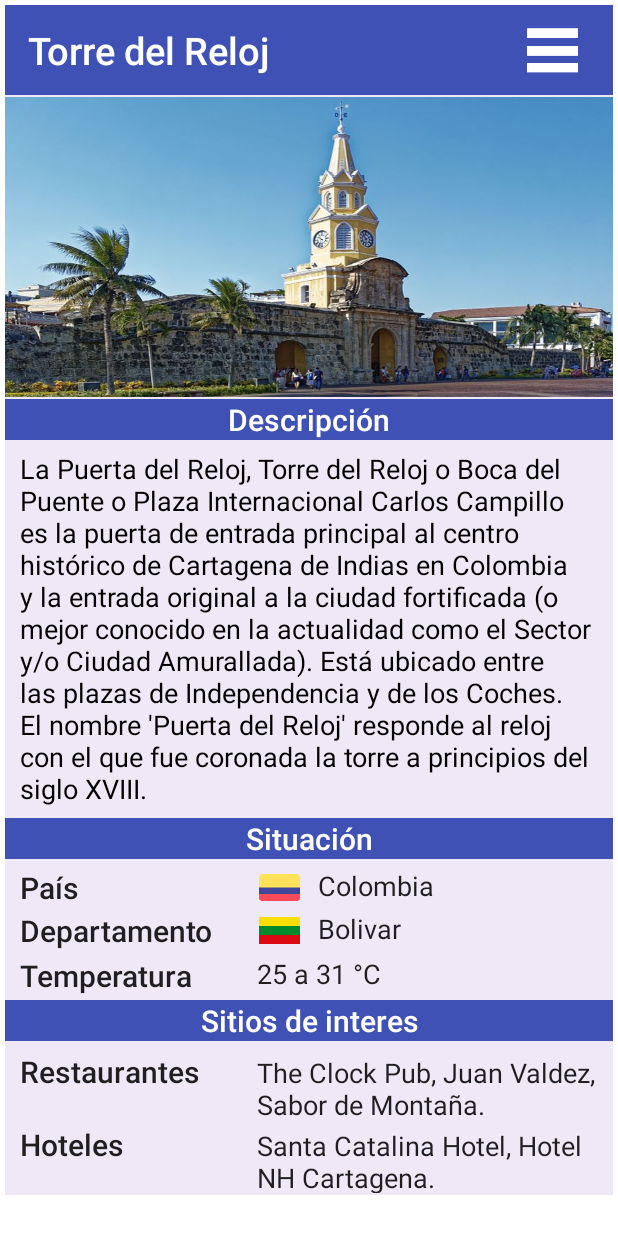
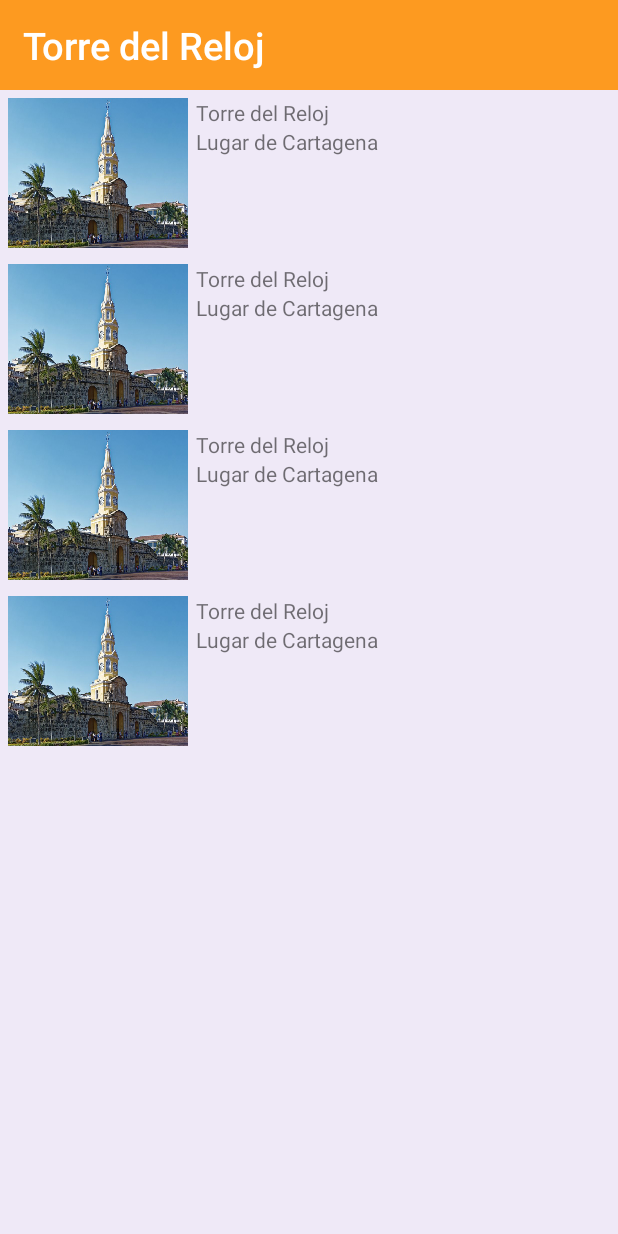
Before and after one commit to juannn89/Innoobs, an Android app: the screen it shows after launch (MainActivity), on a phone screen of 412 x 824 dp. Run offline under Robolectric (Android 15) with nearby library versions, the phone set to English and light mode, and no system bars.

Commit message:
creación de RecyclerView

```diff
--- a/app/build.gradle
+++ b/app/build.gradle
@@ -5,6 +5,10 @@ plugins {
 
 android {
     compileSdk 31
+
+    buildFeatures {
+        viewBinding = true
+    }
 
     defaultConfig {
         applicationId "com.example.myapplication"
@@ -34,6 +38,8 @@ android {
 dependencies {
 
     implementation 'androidx.core:core-ktx:1.7.0'
+    implementation fileTree (dir:"libs", include:["*.jar"])
+    implementation 'org.jetbrains.kotlin:kotlin-stdlib:1.6.0'
     implementation 'androidx.appcompat:appcompat:1.3.1'
     implementation 'com.google.android.material:material:1.4.0'
     implementation 'androidx.constraintlayout:constraintlayout:2.1.1'
--- a/app/src/main/java/com/example/myapplication/MainActivity.kt
+++ b/app/src/main/java/com/example/myapplication/MainActivity.kt
@@ -2,10 +2,31 @@ package com.example.myapplication
 
 import androidx.appcompat.app.AppCompatActivity
 import android.os.Bundle
+import androidx.recyclerview.widget.GridLayoutManager
+import androidx.recyclerview.widget.LinearLayoutManager
+import androidx.recyclerview.widget.RecyclerView
+import com.example.myapplication.databinding.CardLayoutBinding
+
+data class Poi(val nombre:String, val descripcion:String, val sitio:Int)
 
 class MainActivity : AppCompatActivity() {
+
+    val pois = listOf(
+        Poi(nombre="Torre del Reloj", descripcion= "Lugar de Cartagena", sitio= R.drawable.torre_reloj),
+        Poi(nombre="Torre del Reloj", descripcion= "Lugar de Cartagena", sitio= R.drawable.torre_reloj),
+        Poi(nombre="Torre del Reloj", descripcion= "Lugar de Cartagena", sitio= R.drawable.torre_reloj),
+        Poi(nombre="Torre del Reloj", descripcion= "Lugar de Cartagena", sitio= R.drawable.torre_reloj),
+        )
+
     override fun onCreate(savedInstanceState: Bundle?) {
         super.onCreate(savedInstanceState)
-        setContentView(R.layout.torre_del_reloj)
+        setContentView(R.layout.activity_main)
+    }
+
+    override fun onStart() {
+        super.onStart()
+        val rv = findViewById<RecyclerView>(R.id.rvCartagena)
+        rv.adapter = PoiAdapter(pois)
+        rv.layoutManager = LinearLayoutManager(this)
     }
 }
--- /dev/null
+++ b/app/src/main/java/com/example/myapplication/PoiAdapter.kt
@@ -0,0 +1,40 @@
+package com.example.myapplication
+
+import android.view.LayoutInflater
+import android.view.View
+import android.view.ViewGroup
+import android.widget.ImageView
+import android.widget.TextView
+import androidx.recyclerview.widget.RecyclerView
+
+class PoiAdapter(val pois:List<Poi>):RecyclerView.Adapter<PoiAdapter.ViewHolder>() {
+
+    class ViewHolder(v: View):RecyclerView.ViewHolder(v){
+        var nombre: TextView
+        var descripcion: TextView
+        var sitio: ImageView
+
+        init {
+            nombre = v.findViewById(R.id.tvNombre)
+            descripcion = v.findViewById(R.id.tvDescripcion)
+            sitio = v.findViewById(R.id.ivPoi)
+        }
+    }
+
+    override fun onCreateViewHolder(parent: ViewGroup, viewType: Int): PoiAdapter.ViewHolder {
+        val v = LayoutInflater.from(parent.context).inflate(R.layout.card_layout, parent, false)
+        return ViewHolder(v)
+    }
+
+    override fun onBindViewHolder(holder: PoiAdapter.ViewHolder, position: Int) {
+        val p = pois[position]
+        holder.nombre.text = p.nombre
+        holder.descripcion.text = p.descripcion
+        holder.sitio.setImageResource(p.sitio)
+    }
+
+    override fun getItemCount(): Int {
+        return pois.size
+    }
+
+}
--- a/app/src/main/res/layout/card_layout.xml
+++ b/app/src/main/res/layout/card_layout.xml
@@ -1,10 +1,32 @@
 <?xml version="1.0" encoding="utf-8"?>
-<androidx.cardview.widget.CardView xmlns:android="http://schemas.android.com/apk/res/android"
+<RelativeLayout xmlns:android="http://schemas.android.com/apk/res/android"
+    xmlns:app="http://schemas.android.com/apk/res-auto"
+    xmlns:tools="http://schemas.android.com/tools"
     android:layout_width="match_parent"
-    android:layout_height="wrap_content"
-    xmlns:cardView="http://schemas.android.com/apk/res-auto"
-    android:id="@+id/cardView"
-    android:layout_margin="10dp"
-    cardView:cardBackgroundColor="@color/black">
+    android:layout_height="wrap_content">
 
-</androidx.cardview.widget.CardView>
+    <ImageView
+        android:id="@+id/ivPoi"
+        android:layout_width="120dp"
+        android:layout_height="100dp"
+        android:scaleType="fitXY"
+        android:layout_margin="5dp"
+        />
+
+    <TextView
+        android:id="@+id/tvNombre"
+        android:layout_width="match_parent"
+        android:layout_height="wrap_content"
+        android:text="TextView"
+        android:layout_toRightOf="@+id/ivPoi"
+        android:layout_marginTop="5dp"
+        />
+
+    <TextView
+        android:id="@+id/tvDescripcion"
+        android:layout_width="match_parent"
+        android:layout_height="wrap_content"
+        android:text="TextView"
+        android:layout_below="@+id/tvNombre"
+        android:layout_toRightOf="@+id/ivPoi"/>
+</RelativeLayout>
--- a/app/src/main/res/layout/torre_del_reloj.xml
+++ b/app/src/main/res/layout/torre_del_reloj.xml
@@ -18,7 +18,7 @@
             android:id="@+id/textView6"
             android:layout_width="match_parent"
             android:layout_height="60dp"
-            android:background="#3F51B5"
+            android:background="#FD9A20"
             android:gravity="center_vertical"
             android:paddingHorizontal="15dp"
             android:text="Torre del Reloj"
```
Also changed, not shown: app/src/main/res/layout/activity_main.xml (+8 -41 lines).
